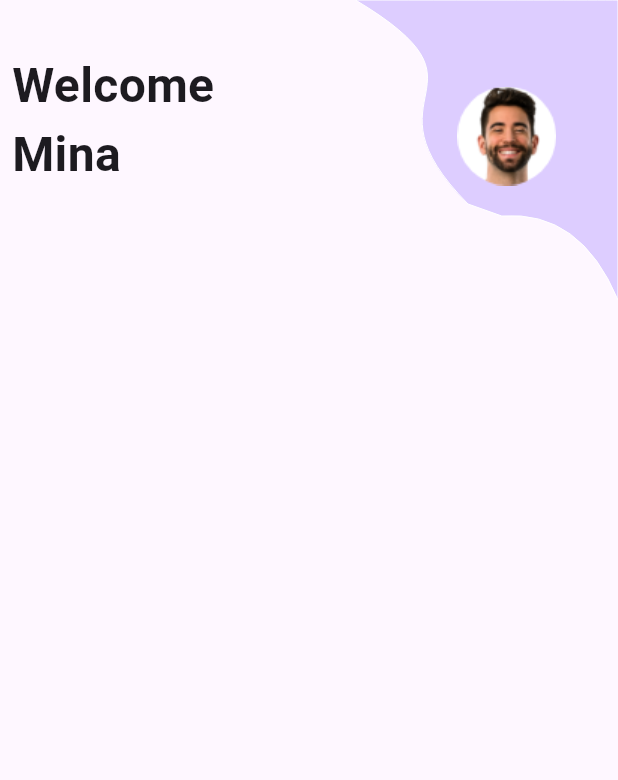
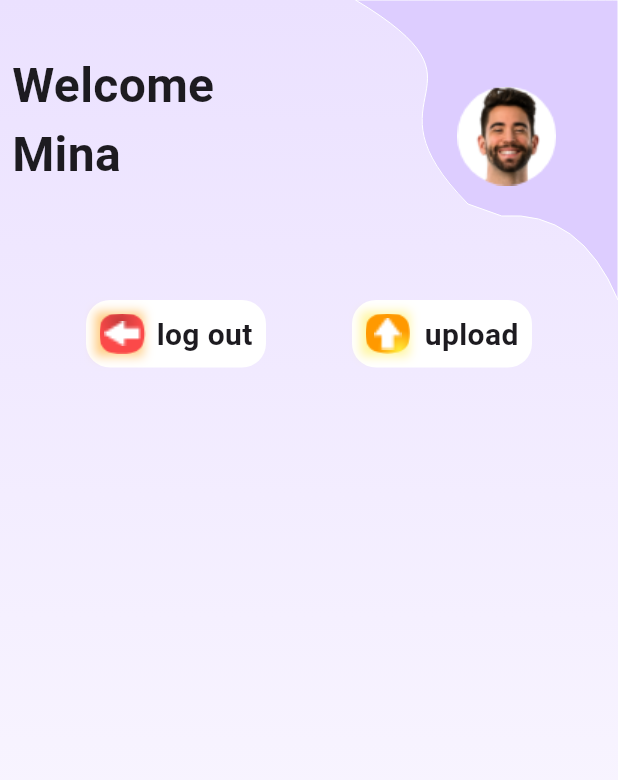
Before and after one commit to MustafaSheeha/ProMinaTask, a Flutter app: the HomeView screen opened by its route, on a phone screen of 412 x 824 dp. Shown: the top 780 px of the screen. Run offline on Flutter 3.47's test engine with Material 3 defaults, Android fonts, the phone set to English and light mode, and no system bars; our stand-ins replace dio, get, shared_preferences; accounts and stored records are empty; project files that could hold a hidden picture were left out.

Commit message:
Refactor home view widgets and add logout and upload buttons
The commit refactors the home view widgets by removing the LavenderCustomPainter widget and adding the LogoutUploadRowWidget, LogoutWidget, LogoutIconWidget, UploadWidget, and UploadIconWidget. The commit also adds the logout and upload buttons to the home view.

```diff
--- a/lib/features/home/view/home_view.dart
+++ b/lib/features/home/view/home_view.dart
@@ -1,13 +1,7 @@
 import 'package:flutter/material.dart';
 import 'package:get/get.dart';
 import 'package:promina_gallery_task/core/constants/app_colors.dart';
-import 'package:promina_gallery_task/core/constants/app_strings.dart';
-import 'package:promina_gallery_task/core/constants/app_text_styles.dart';
-import 'package:promina_gallery_task/core/constants/assets.dart';
-import 'package:promina_gallery_task/core/widgets/text_widget.dart';
-import 'package:promina_gallery_task/core/widgets/vertical_space.dart';
-
-import 'widgets/lavender_custom_painter.dart';
+import 'widgets/logout_upload_row_widget.dart';
 import 'widgets/user_profile_pic_widget.dart';
 import 'widgets/welcome_user_widget.dart';
 
@@ -18,7 +12,13 @@ class HomeView extends StatelessWidget {
   Widget build(BuildContext context) {
     return Scaffold(
         body: SafeArea(
-            child: SizedBox(
+            child: Container(
+      decoration: const BoxDecoration(
+          gradient: LinearGradient(
+        colors: [AppColors.lavenderBlush, AppColors.white],
+        begin: Alignment.topLeft,
+        end: Alignment.bottomLeft,
+      )),
       height: Get.height,
       width: Get.width,
       child: const Column(
@@ -30,7 +30,8 @@ class HomeView extends StatelessWidget {
               WelcomeUserWidget(),
               UserProfilePicWidget(),
             ],
-          )
+          ),
+          LogoutUploadRowWidget()
         ],
       ),
     )));
--- a/lib/features/home/view/widgets/lavender_custom_painter.dart
+++ b/lib/features/home/view/widgets/lavender_custom_painter.dart
@@ -1,4 +1,5 @@
-import 'package:flutter/cupertino.dart';
+
+import 'package:flutter/material.dart';
 
 class LavenderCustomPainter extends CustomPainter {
   @override
@@ -47,5 +48,3 @@ class LavenderCustomPainter extends CustomPainter {
     return true;
   }
 }
-
-class AppColors {}
--- /dev/null
+++ b/lib/features/home/view/widgets/logout_icon_widget.dart
@@ -0,0 +1,39 @@
+
+import 'package:flutter/material.dart';
+
+import '../../../../core/constants/assets.dart';
+
+class LogoutIconWidget extends StatelessWidget {
+  const LogoutIconWidget({
+    super.key,
+  });
+
+  @override
+  Widget build(BuildContext context) {
+    return Stack(
+      children: [
+        Container(
+            decoration: BoxDecoration(
+              boxShadow: [
+                BoxShadow(
+                  color: Colors.orange.withOpacity(0.5),
+                  spreadRadius: 1,
+                  blurRadius: 5,
+                  offset: const Offset(-2, 0),
+                ),
+              ],
+            ),
+            child: Image.asset(Assets.imagesRedVector)),
+        Positioned(
+            right: 0,
+            left: 0,
+            bottom: 0,
+            top: 0,
+            child: Image.asset(
+              Assets.imagesLeftward,
+              scale: 0.6,
+            )),
+      ],
+    );
+  }
+}
--- /dev/null
+++ b/lib/features/home/view/widgets/logout_upload_row_widget.dart
@@ -0,0 +1,18 @@
+import 'package:flutter/material.dart';
+
+import 'logout_widget.dart';
+import 'upload_widget.dart';
+
+class LogoutUploadRowWidget extends StatelessWidget {
+  const LogoutUploadRowWidget({
+    super.key,
+  });
+
+  @override
+  Widget build(BuildContext context) {
+    return const Row(
+      mainAxisAlignment: MainAxisAlignment.spaceEvenly,
+      children: [LogoutWidget(), UploadWidget()],
+    );
+  }
+}
--- /dev/null
+++ b/lib/features/home/view/widgets/logout_widget.dart
@@ -0,0 +1,37 @@
+
+import 'package:flutter/material.dart';
+
+import '../../../../core/constants/app_colors.dart';
+import '../../../../core/constants/app_strings.dart';
+import '../../../../core/constants/app_text_styles.dart';
+import '../../../../core/widgets/text_widget.dart';
+import 'logout_icon_widget.dart';
+
+class LogoutWidget extends StatelessWidget {
+  const LogoutWidget({
+    super.key,
+  });
+
+  @override
+  Widget build(BuildContext context) {
+    return Container(
+      height: 45,
+      width: 120,
+      padding: const EdgeInsets.all(9),
+      decoration: BoxDecoration(
+        color: AppColors.white,
+        borderRadius: BorderRadius.circular(16),
+      ),
+      child: Row(
+        mainAxisAlignment: MainAxisAlignment.spaceBetween,
+        children: [
+          const LogoutIconWidget(),
+          TextWidget(
+            text: AppStrings.logout,
+            style: AppTextStyles.balooThambi2.copyWith(fontSize: 20),
+          )
+        ],
+      ),
+    );
+  }
+}
--- /dev/null
+++ b/lib/features/home/view/widgets/upload_icon_widget.dart
@@ -0,0 +1,37 @@
+
+import 'package:flutter/material.dart';
+
+import '../../../../core/constants/assets.dart';
+
+class UploadIconWidget extends StatelessWidget {
+  const UploadIconWidget({
+    super.key,
+  });
+
+  @override
+  Widget build(BuildContext context) {
+    return Stack(children: [
+      Container(
+          decoration: BoxDecoration(
+            boxShadow: [
+              BoxShadow(
+                color: Colors.yellow.withOpacity(0.5),
+                spreadRadius: 1,
+                blurRadius: 5,
+                offset: const Offset(-2, 0),
+              ),
+            ],
+          ),
+          child: Image.asset(Assets.imagesYellowVector)),
+      Positioned(
+          right: 0,
+          left: 0,
+          bottom: 0,
+          top: 0,
+          child: Image.asset(
+            Assets.imagesUpward,
+            scale: 0.6,
+          )),
+    ]);
+  }
+}
--- /dev/null
+++ b/lib/features/home/view/widgets/upload_widget.dart
@@ -0,0 +1,37 @@
+
+import 'package:flutter/material.dart';
+
+import '../../../../core/constants/app_colors.dart';
+import '../../../../core/constants/app_strings.dart';
+import '../../../../core/constants/app_text_styles.dart';
+import '../../../../core/widgets/text_widget.dart';
+import 'upload_icon_widget.dart';
+
+class UploadWidget extends StatelessWidget {
+  const UploadWidget({
+    super.key,
+  });
+
+  @override
+  Widget build(BuildContext context) {
+    return Container(
+      height: 45,
+      width: 120,
+      padding: const EdgeInsets.all(9),
+      decoration: BoxDecoration(
+        color: AppColors.white,
+        borderRadius: BorderRadius.circular(16),
+      ),
+      child: Row(
+        mainAxisAlignment: MainAxisAlignment.spaceBetween,
+        children: [
+          const UploadIconWidget(),
+          TextWidget(
+            text: AppStrings.upload,
+            style: AppTextStyles.balooThambi2.copyWith(fontSize: 20),
+          )
+        ],
+      ),
+    );
+  }
+}
```
